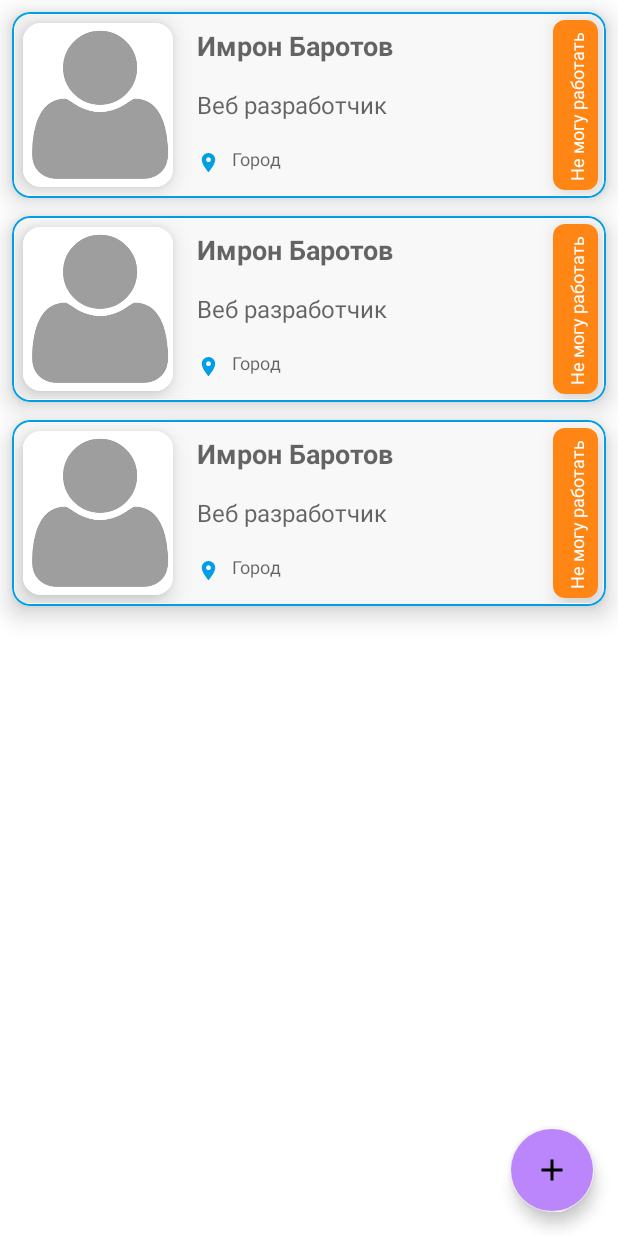
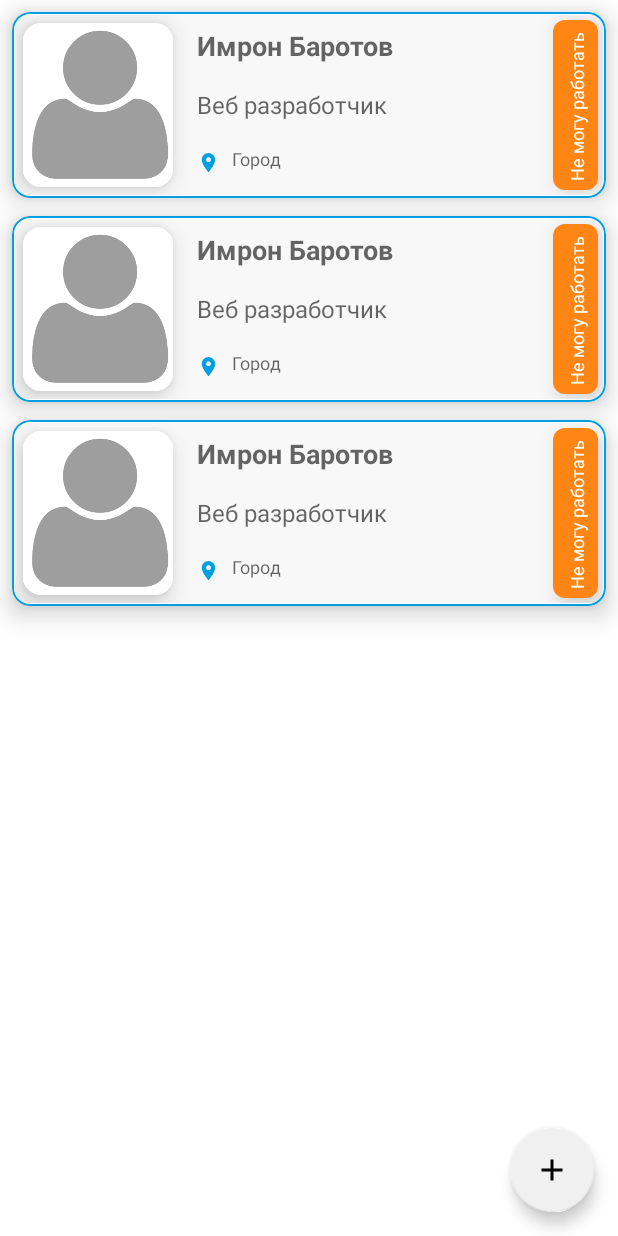
Before and after one commit to AbdulloSodikov/Project-Talent, an Android app: the layout fragment_list.xml on its own in the app's theme, with its tools: preview values and no code run, on a phone screen of 412 x 824 dp. Run offline under Robolectric (Android 15) with nearby library versions, the phone set to English and light mode, and no system bars.

Commit message:
обновление проекта

```diff
--- a/app/src/main/res/layout/fragment_list.xml
+++ b/app/src/main/res/layout/fragment_list.xml
@@ -22,7 +22,6 @@
         android:layout_width="0dp"
         android:layout_height="wrap_content"
         android:clickable="true"
-        android:backgroundTint="@color/purple_200"
         android:src="@drawable/ic_add"
         app:layout_constraintBottom_toBottomOf="parent"
         app:layout_constraintEnd_toEndOf="parent"
--- a/app/src/main/res/values/strings.xml
+++ b/app/src/main/res/values/strings.xml
@@ -7,6 +7,7 @@
     <string name="hint_about_talent">about</string>
     <string name="title_talent">Talent</string>
     <string name="hint_profession">Профессия</string>
+    <string name="todo">TODO</string>
 
     <string-array name="work_state">
         <item>Могу работать</item>
```
